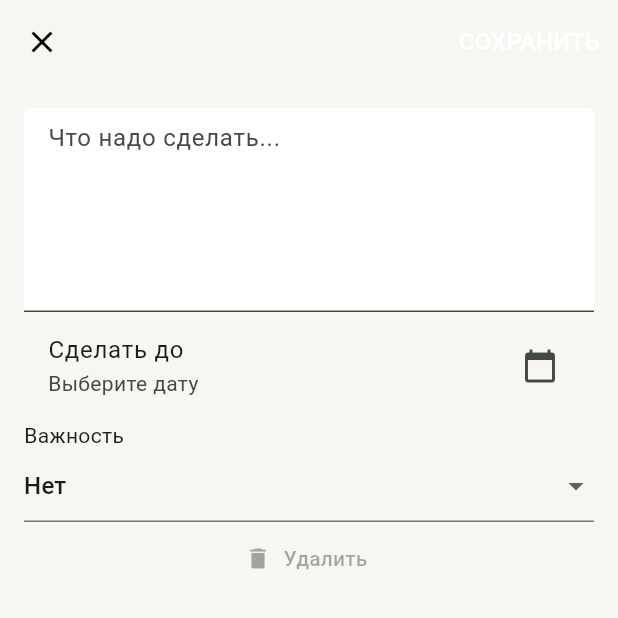
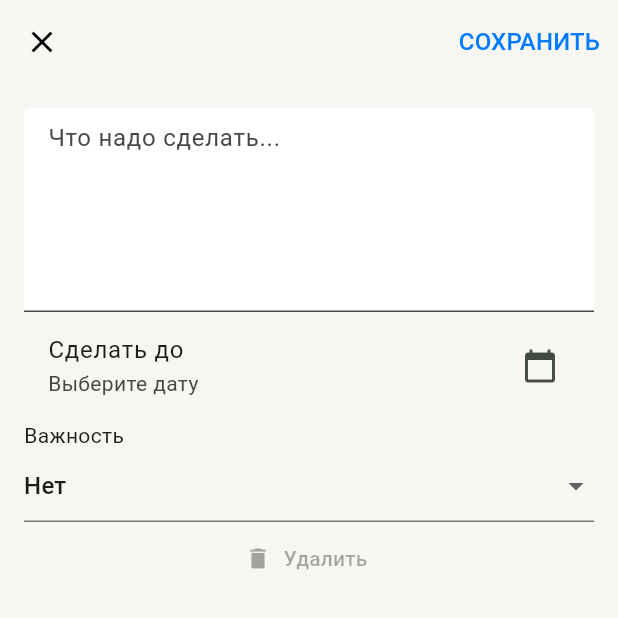
Before and after one commit to denisskin/todoapp, a Flutter app: the screen it shows after launch, scrolled down 358 dp, after a tap on "Новое", on a phone screen of 412 x 824 dp, the top half of it. Run offline on Flutter 3.47's test engine with Material 2 defaults, Android fonts, the phone set to English and light mode, and no system bars; our stand-ins replace google_fonts.

Commit message:
fmt styles

```diff
--- a/lib/homepage.dart
+++ b/lib/homepage.dart
@@ -61,15 +61,15 @@ class _HomePageState extends State<HomePage> {
               crossAxisAlignment: CrossAxisAlignment.start,
               children: [
                 Padding(
-                    padding: const EdgeInsets.fromLTRB(70, 0, 0, 0),
+                    padding: const EdgeInsets.fromLTRB(73, 0, 0, 0),
                     child: Text('Выполнено – ${DB.tasks.countCompleted()}',
                         style: MyTheme.textDone)),
                 Padding(
                   padding: const EdgeInsets.fromLTRB(8.0, 20.0, 8.0, 40.0),
                   child: Container(
                     decoration: BoxDecoration(
-                      color: MyTheme.colorBgSecondary,
-                      border: Border.all(color: MyTheme.colorBgSecondary),
+                      color: MyTheme.colorWhite,
+                      border: Border.all(color: MyTheme.colorWhite),
                       borderRadius: const BorderRadius.all(
                         Radius.circular(12),
                       ),
@@ -84,24 +84,7 @@ class _HomePageState extends State<HomePage> {
                           itemCount: tasks.length,
                           itemBuilder: (ctx, i) => _itemTile(ctx, tasks[i]!),
                         ),
-                        Padding(
-                          // New Task Button
-                          padding: const EdgeInsets.fromLTRB(60, 20, 20, 20),
-                          child: Row(
-                            crossAxisAlignment: CrossAxisAlignment.start,
-                            children: [
-                              Expanded(
-                                child: GestureDetector(
-                                  onTap: () => openTask(context, 0),
-                                  child: Text(
-                                    'Новое',
-                                    style: MyTheme.buttonNewTask,
-                                  ),
-                                ),
-                              ),
-                            ],
-                          ),
-                        ),
+                        _newTaskListButton(context),
                       ],
                     ),
                   ),
@@ -160,10 +143,7 @@ class _HomePageState extends State<HomePage> {
       child: InkWell(
         onTap: () => openTask(context, task.id),
         child: Padding(
-          padding: const EdgeInsets.symmetric(
-            horizontal: 14.0,
-            vertical: 14.0,
-          ),
+          padding: const EdgeInsets.fromLTRB(14, 14, 14, 14),
           child: Row(
             crossAxisAlignment: CrossAxisAlignment.start,
             children: [
@@ -173,13 +153,11 @@ class _HomePageState extends State<HomePage> {
                 child: Checkbox(
                   value: task.completed,
                   onChanged: (v) => setTaskComplete(task, v!),
-                  activeColor: MyTheme.cbxActiveColor,
+                  activeColor: MyTheme.colorGreen,
                   side: task.isHighPriority() ? MyTheme.cbxHighBorder : null,
                 ),
               ),
               const SizedBox(width: 14),
-              //if (!isTaskCompleted && task.importance != null)ImportanceMarkWidget(task: task),
-              // TaskTextWidget(task: task),
               Expanded(
                 child: Column(
                   crossAxisAlignment: CrossAxisAlignment.start,
@@ -199,11 +177,35 @@ class _HomePageState extends State<HomePage> {
               const SizedBox(
                 width: 30,
                 height: 30,
-                child: MyTheme.infoIcon,
+                child: Icon(
+                  Icons.info_outline,
+                  color: MyTheme.labelTertiary,
+                  size: 27,
+                ),
               ),
             ],
           ),
         ),
+      ),
+    );
+  }
+
+  Widget _newTaskListButton(BuildContext context) {
+    return Padding(
+      padding: const EdgeInsets.fromLTRB(60, 20, 20, 20),
+      child: Row(
+        crossAxisAlignment: CrossAxisAlignment.start,
+        children: [
+          Expanded(
+            child: GestureDetector(
+              onTap: () => openTask(context, 0),
+              child: Text(
+                'Новое',
+                style: MyTheme.buttonNewTask,
+              ),
+            ),
+          ),
+        ],
       ),
     );
   }
--- a/lib/taskpage.dart
+++ b/lib/taskpage.dart
@@ -1,5 +1,6 @@
 import 'package:flutter/material.dart';
 import 'package:todoapp/db.dart';
+import 'package:todoapp/theme.dart';
 
 class TaskPage extends StatefulWidget {
   final int id;
@@ -39,7 +40,7 @@ class _TaskPageState extends State<TaskPage> {
             child: Text(
               'СОХРАНИТЬ',
               style: TextStyle(
-                color: Colors.white,
+                color: MyTheme.colorBlue,
                 fontSize: 16.0,
               ),
             ),
@@ -56,7 +57,7 @@ class _TaskPageState extends State<TaskPage> {
               decoration: InputDecoration(
                 hintText: 'Что надо сделать...',
                 filled: true,
-                fillColor: Colors.white,
+                fillColor: MyTheme.colorWhite,
                 // border: OutlineInputBorder(
                 //   borderRadius: BorderRadius.circular(10.0),
                 // ),
--- a/lib/theme.dart
+++ b/lib/theme.dart
@@ -19,8 +19,6 @@ AppTheme currTheme(BuildContext context) {
 }
 
 abstract class MyTheme {
-  //app
-
   static final lightAppTheme = ThemeData(
     brightness: Brightness.light,
     colorSchemeSeed: backPrimary,
@@ -52,12 +50,12 @@ abstract class MyTheme {
     scaffoldBackgroundColor: DarkThemeColors.backPrimary,
   );
 
-  static const iconView = Icon(Icons.visibility_sharp, color: Colors.blue);
-  static const iconViewAll = Icon(Icons.visibility_off, color: Colors.blue);
-  static const colorBgSecondary = Color(0xFFFFFFFF);
+  static const iconView = Icon(Icons.visibility_sharp, color: colorBlue);
+  static const iconViewAll = Icon(Icons.visibility_off, color: colorBlue);
+
   static const textDone = TextStyle(
     fontSize: 16,
-    color: Color(0x4D000000),
+    color: labelTertiary,
   );
 
   static final textAppBar = GoogleFonts.roboto(
@@ -71,44 +69,43 @@ abstract class MyTheme {
     color: labelSecondary,
   );
 
-  static const cbxActiveColor = Colors.green;
-
-  static const cbxHighBorder = BorderSide(color: Colors.red, width: 2);
+  static const cbxHighBorder = BorderSide(color: colorRed, width: 2);
 
   static const supportSeparator = Color(0x33000000);
   static const supportOverlay = Color(0x0F000000);
+
   static const labelPrimary = Color(0xFF000000);
   static const labelSecondary = Color(0x99000000);
-  static const labelTertiaryColor = Color(0x4D000000);
+  static const labelTertiary = Color(0x4D000000);
+  static const labelDisable = Color(0x26000000);
 
-  static const infoIconColor = Color(0x4D000000);
-
-  static const infoIcon = Icon(
-    Icons.info_outline,
-    color: infoIconColor,
-    size: 27,
-  );
-
-  static const labelDisable = Color(0x26000000);
   static const colorRed = Color(0xFFFF3B30);
   static const colorGreen = Color(0xFF34C759);
   static const colorBlue = Color(0xFF007AFF);
   static const colorGray = Color(0xFF8E8E93);
   static const colorGrayLight = Color(0xFFD1D1D6);
   static const colorWhite = Color(0xFFFFFFFF);
+
   static const backPrimary = Color(0xFFF7F6F2);
   static const backSecondary = Color(0xFFFFFFFF);
   static const backElevated = Color(0xFFFFFFFF);
-  static const customHighImportance = Color.fromRGBO(250, 225, 223, 1.0);
+
+  // static const customHighImportance = Color.fromRGBO(250, 225, 223, 1.0);
+
+  static const infoIcon = Icon(
+    Icons.info_outline,
+    color: labelTertiary,
+    size: 27,
+  );
 
   static final itemRegularTextStyle = GoogleFonts.roboto(
     fontSize: 18.0,
     fontWeight: FontWeight.w400,
   );
   static final itemCompletedTextStyle = GoogleFonts.roboto(
-    color: Color(0x4D000000), //LightThemeColors.labelTertiary,
+    color: labelTertiary,
     decoration: TextDecoration.lineThrough,
-    decorationColor: Color(0x4D000000), // LightThemeColors.labelTertiary,
+    decorationColor: labelTertiary,
     fontSize: 18.0,
     fontWeight: FontWeight.w400,
   );
```
